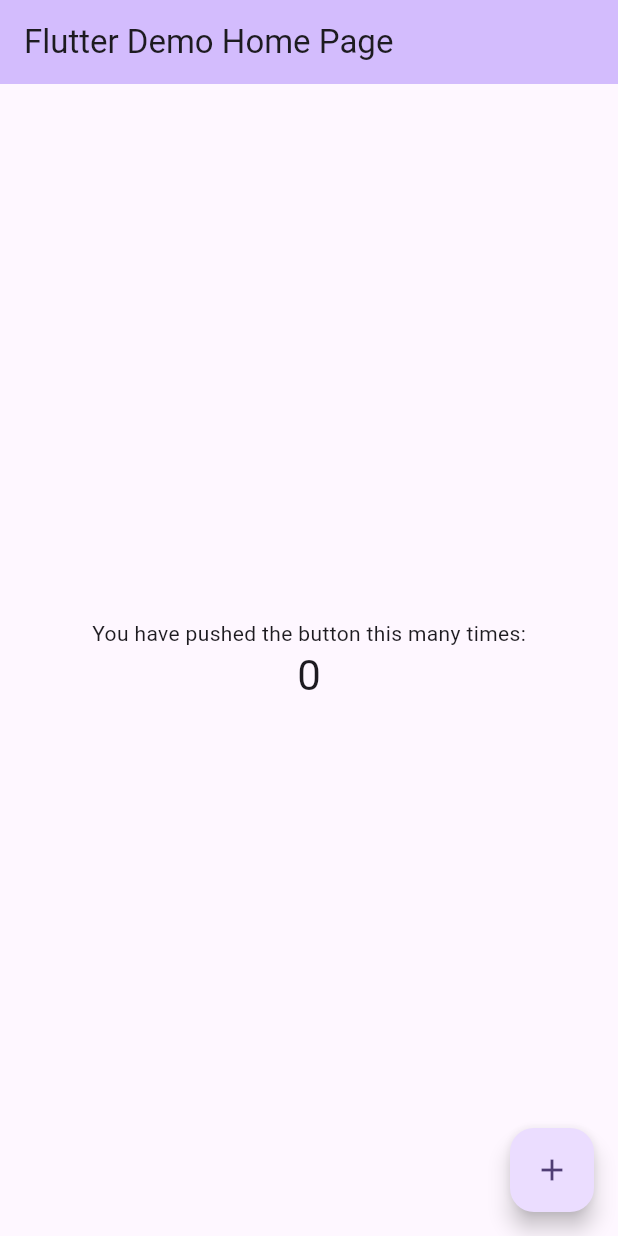
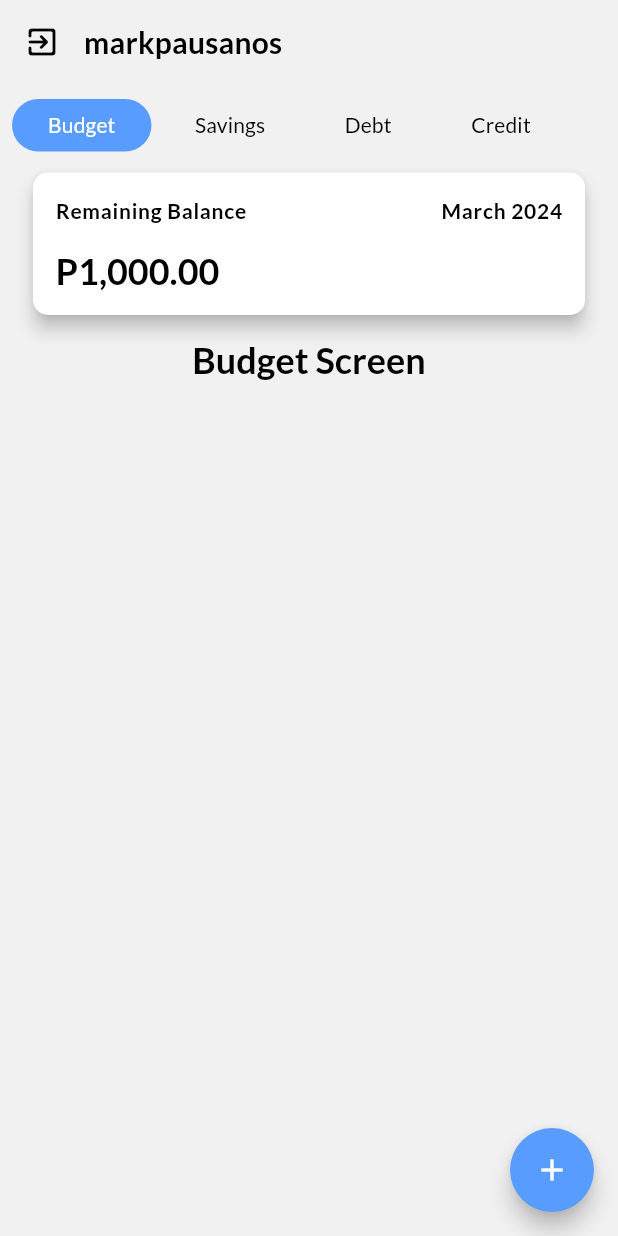
Before and after one commit to markpausanos/MoneyGo, a Flutter app: the screen it shows after launch, on a phone screen of 412 x 824 dp. Run offline on Flutter 3.47's test engine with Material 3 defaults, Android fonts, the light colour scheme and no system bars; our stand-ins replace google_fonts.

Commit message:
Add initial files

```diff
--- a/moneygo/lib/main.dart
+++ b/moneygo/lib/main.dart
@@ -1,125 +1,16 @@
 import 'package:flutter/material.dart';
+import 'package:moneygo/ui/widgets/Themes/app_theme.dart';
+import 'package:moneygo/ui/screens/home.dart';
 
-void main() {
-  runApp(const MyApp());
-}
+void main() => runApp(MyApp());
 
 class MyApp extends StatelessWidget {
-  const MyApp({super.key});
-
-  // This widget is the root of your application.
   @override
   Widget build(BuildContext context) {
     return MaterialApp(
-      title: 'Flutter Demo',
-      theme: ThemeData(
-        // This is the theme of your application.
-        //
-        // TRY THIS: Try running your application with "flutter run". You'll see
-        // the application has a purple toolbar. Then, without quitting the app,
-        // try changing the seedColor in the colorScheme below to Colors.green
-        // and then invoke "hot reload" (save your changes or press the "hot
-        // reload" button in a Flutter-supported IDE, or press "r" if you used
-        // the command line to start the app).
-        //
-        // Notice that the counter didn't reset back to zero; the application
-        // state is not lost during the reload. To reset the state, use hot
-        // restart instead.
-        //
-        // This works for code too, not just values: Most code changes can be
-        // tested with just a hot reload.
-        colorScheme: ColorScheme.fromSeed(seedColor: Colors.deepPurple),
-        useMaterial3: true,
-      ),
-      home: const MyHomePage(title: 'Flutter Demo Home Page'),
+      debugShowCheckedModeBanner: false,
+      home: Home(username: 'markpausanos'),
+      theme: appTheme,
     );
   }
 }
-
-class MyHomePage extends StatefulWidget {
-  const MyHomePage({super.key, required this.title});
-
-  // This widget is the home page of your application. It is stateful, meaning
-  // that it has a State object (defined below) that contains fields that affect
-  // how it looks.
-
-  // This class is the configuration for the state. It holds the values (in this
-  // case the title) provided by the parent (in this case the App widget) and
-  // used by the build method of the State. Fields in a Widget subclass are
-  // always marked "final".
-
-  final String title;
-
-  @override
-  State<MyHomePage> createState() => _MyHomePageState();
-}
-
-class _MyHomePageState extends State<MyHomePage> {
-  int _counter = 0;
-
-  void _incrementCounter() {
-    setState(() {
-      // This call to setState tells the Flutter framework that something has
-      // changed in this State, which causes it to rerun the build method below
-      // so that the display can reflect the updated values. If we changed
-      // _counter without calling setState(), then the build method would not be
-      // called again, and so nothing would appear to happen.
-      _counter++;
-    });
-  }
-
-  @override
-  Widget build(BuildContext context) {
-    // This method is rerun every time setState is called, for instance as done
-    // by the _incrementCounter method above.
-    //
-    // The Flutter framework has been optimized to make rerunning build methods
-    // fast, so that you can just rebuild anything that needs updating rather
-    // than having to individually change instances of widgets.
-    return Scaffold(
-      appBar: AppBar(
-        // TRY THIS: Try changing the color here to a specific color (to
-        // Colors.amber, perhaps?) and trigger a hot reload to see the AppBar
-        // change color while the other colors stay the same.
-        backgroundColor: Theme.of(context).colorScheme.inversePrimary,
-        // Here we take the value from the MyHomePage object that was created by
-        // the App.build method, and use it to set our appbar title.
-        title: Text(widget.title),
-      ),
-      body: Center(
-        // Center is a layout widget. It takes a single child and positions it
-        // in the middle of the parent.
-        child: Column(
-          // Column is also a layout widget. It takes a list of children and
-          // arranges them vertically. By default, it sizes itself to fit its
-          // children horizontally, and tries to be as tall as its parent.
-          //
-          // Column has various properties to control how it sizes itself and
-          // how it positions its children. Here we use mainAxisAlignment to
-          // center the children vertically; the main axis here is the vertical
-          // axis because Columns are vertical (the cross axis would be
-          // horizontal).
-          //
-          // TRY THIS: Invoke "debug painting" (choose the "Toggle Debug Paint"
-          // action in the IDE, or press "p" in the console), to see the
-          // wireframe for each widget.
-          mainAxisAlignment: MainAxisAlignment.center,
-          children: <Widget>[
-            const Text(
-              'You have pushed the button this many times:',
-            ),
-            Text(
-              '$_counter',
-              style: Theme.of(context).textTheme.headlineMedium,
-            ),
-          ],
-        ),
-      ),
-      floatingActionButton: FloatingActionButton(
-        onPressed: _incrementCounter,
-        tooltip: 'Increment',
-        child: const Icon(Icons.add),
-      ), // This trailing comma makes auto-formatting nicer for build methods.
-    );
-  }
-}
--- /dev/null
+++ b/moneygo/lib/ui/mini_screens/budget_screen.dart
@@ -0,0 +1,28 @@
+import 'package:flutter/material.dart';
+import 'package:moneygo/ui/widgets/Cards/remaining_balance_card.dart';
+
+class BudgetScreen extends StatefulWidget {
+  const BudgetScreen({super.key});
+
+  @override
+  State<BudgetScreen> createState() => _BudgetScreenState();
+}
+
+class _BudgetScreenState extends State<BudgetScreen> {
+  @override
+  Widget build(BuildContext context) {
+    return Padding(
+      padding: const EdgeInsets.fromLTRB(10, 0, 10, 0),
+      child: Column(
+        children: [
+          const RemainingBalanceCard(),
+          const SizedBox(height: 10),
+          Text(
+            'Budget Screen',
+            style: Theme.of(context).textTheme.titleLarge,
+          ),
+        ],
+      ),
+    );
+  }
+}
--- /dev/null
+++ b/moneygo/lib/ui/screens/home.dart
@@ -0,0 +1,95 @@
+import 'package:flutter/material.dart';
+import 'package:moneygo/ui/mini_screens/budget_screen.dart';
+import 'package:moneygo/ui/widgets/Buttons/navigation_button.dart';
+import 'package:moneygo/ui/widgets/Cards/base_card.dart';
+import 'package:moneygo/ui/widgets/Cards/remaining_balance_card.dart';
+
+class Home extends StatefulWidget {
+  final String username;
+
+  const Home({super.key, required this.username});
+
+  @override
+  State<Home> createState() => _HomeState();
+}
+
+class _HomeState extends State<Home> {
+  int _selectedIndex = 0;
+
+  void _selectButton(int index) {
+    setState(() {
+      _selectedIndex = index;
+    });
+  }
+
+  Widget _buildNavigationButton(String title, int index) {
+    return Padding(
+      padding: const EdgeInsets.only(right: 5.0),
+      child: NavigationButton(
+        title: title,
+        isSelected: _selectedIndex == index,
+        onPressed: () => _selectButton(index),
+      ),
+    );
+  }
+
+  Widget _getCurrentScreen() {
+    switch (_selectedIndex) {
+      case 0:
+        return BudgetScreen();
+      case 1:
+        return const Text('Savings Screen');
+      case 2:
+        return const Text('Debt Screen');
+      case 3:
+        return const Text('Credit Screen');
+      default:
+        return const Text('Error');
+    }
+  }
+
+  @override
+  Widget build(BuildContext context) {
+    List<String> buttonTitles = ['Budget', 'Savings', 'Debt', 'Credit'];
+
+    return Scaffold(
+        appBar: AppBar(
+          leading: IconButton(
+            icon: const Icon(Icons.exit_to_app_rounded),
+            onPressed: () => print("Hello"), //SystemNavigator.pop,
+          ),
+          title: Text(
+            widget.username,
+            style: Theme.of(context).textTheme.titleMedium,
+          ),
+          titleSpacing: 0,
+          backgroundColor: Theme.of(context).scaffoldBackgroundColor,
+        ),
+        body: Padding(
+          padding: const EdgeInsets.fromLTRB(8.0, 10.0, 8.0, 0),
+          child: Column(
+            children: [
+              SizedBox(
+                height: 35,
+                child: ListView(
+                  scrollDirection: Axis.horizontal,
+                  children: buttonTitles
+                      .map((title) => _buildNavigationButton(
+                          title, buttonTitles.indexOf(title)))
+                      .toList(),
+                ),
+              ),
+              const SizedBox(height: 10),
+              _getCurrentScreen()
+            ],
+          ),
+        ),
+        floatingActionButton: FloatingActionButton(
+          onPressed: () {},
+          backgroundColor: Theme.of(context).colorScheme.primary,
+          shape:
+              RoundedRectangleBorder(borderRadius: BorderRadius.circular(30.0)),
+          child: const Icon(Icons.add),
+        ));
+  }
+}
--- /dev/null
+++ b/moneygo/lib/ui/widgets/Buttons/navigation_button.dart
@@ -0,0 +1,36 @@
+import 'package:flutter/material.dart';
+
+class NavigationButton extends StatelessWidget {
+  final String title;
+  final bool isSelected;
+  final VoidCallback onPressed;
+
+  const NavigationButton({
+    super.key,
+    required this.title,
+    required this.isSelected,
+    required this.onPressed,
+  });
+
+  @override
+  Widget build(BuildContext context) {
+    return ElevatedButton(
+      onPressed: onPressed,
+      style: ButtonStyle(
+        backgroundColor: MaterialStateProperty.all(
+          isSelected
+              ? const Color.fromRGBO(89, 156, 255, 1)
+              : Theme.of(context).scaffoldBackgroundColor,
+        ),
+        shape: MaterialStateProperty.all(
+          RoundedRectangleBorder(borderRadius: BorderRadius.circular(30)),
+        ),
+        elevation: MaterialStateProperty.all(0),
+      ),
+      child: Text(
+        title,
+        style: TextStyle(color: isSelected ? Colors.white : Colors.black),
+      ),
+    );
+  }
+}
--- /dev/null
+++ b/moneygo/lib/ui/widgets/Cards/base_card.dart
@@ -0,0 +1,21 @@
+import 'package:flutter/material.dart';
+
+class BaseCard extends StatelessWidget {
+  final Widget child;
+
+  const BaseCard({super.key, required this.child});
+
+  @override
+  Widget build(BuildContext context) {
+    return Card(
+      shape: RoundedRectangleBorder(borderRadius: BorderRadius.circular(10)),
+      color: Theme.of(context).cardColor,
+      elevation: 5,
+      child: Container(
+        padding: const EdgeInsets.all(15),
+        alignment: Alignment.topLeft,
+        child: child,
+      ),
+    );
+  }
+}
--- /dev/null
+++ b/moneygo/lib/ui/widgets/Cards/remaining_balance_card.dart
@@ -0,0 +1,58 @@
+import 'package:flutter/material.dart';
+import 'package:moneygo/ui/widgets/Cards/base_card.dart';
+
+class RemainingBalanceCard extends StatefulWidget {
+  const RemainingBalanceCard({super.key});
+
+  @override
+  State<RemainingBalanceCard> createState() => _RemainingBalanceCardState();
+}
+
+class _RemainingBalanceCardState extends State<RemainingBalanceCard> {
+  List<String> months = [
+    'January',
+    'February',
+    'March',
+    'April',
+    'May',
+    'June',
+    'July',
+    'August',
+    'September',
+    'October',
+    'November',
+    'December'
+  ];
+
+  @override
+  Widget build(BuildContext context) {
+    return BaseCard(
+      child: Column(
+        crossAxisAlignment: CrossAxisAlignment.start,
+        children: [
+          Row(
+            mainAxisAlignment: MainAxisAlignment.spaceBetween,
+            children: [
+              Text(
+                'Remaining Balance',
+                textAlign: TextAlign.left,
+                style: Theme.of(context).textTheme.labelSmall,
+              ),
+              Text(
+                // in the format of MM/YYYY month name Example February 2024
+                '${months[DateTime.now().month - 1]} ${DateTime.now().year}',
+                textAlign: TextAlign.right,
+                style: Theme.of(context).textTheme.labelSmall,
+              ),
+            ],
+          ),
+          const SizedBox(height: 15),
+          Text(
+            'P1,000.00',
+            style: Theme.of(context).textTheme.titleLarge,
+          ),
+        ],
+      ),
+    );
+  }
+}
--- /dev/null
+++ b/moneygo/lib/ui/widgets/Themes/app_theme.dart
@@ -0,0 +1,21 @@
+import 'package:flutter/material.dart';
+import 'package:flutter/widgets.dart';
+import 'package:google_fonts/google_fonts.dart';
+
+final ThemeData appTheme = ThemeData(
+    colorScheme: const ColorScheme.light(
+      primary: Color.fromRGBO(89, 156, 255, 1),
+      secondary: Color.fromRGBO(255, 89, 89, 1),
+    ),
+    scaffoldBackgroundColor: const Color.fromRGBO(241, 241, 241, 1),
+    fontFamily: GoogleFonts.lato().fontFamily,
+    visualDensity: VisualDensity.adaptivePlatformDensity,
+
+    cardColor: const Color.fromRGBO(254, 254, 254, 1),
+
+    textTheme: const TextTheme(
+      titleLarge: TextStyle(fontSize: 24, fontWeight: FontWeight.bold),
+      titleMedium: TextStyle(fontSize: 20, fontWeight: FontWeight.bold),
+      titleSmall: TextStyle(fontSize: 18, fontWeight: FontWeight.bold),
+      labelSmall: TextStyle(fontSize: 14, fontWeight: FontWeight.w600),
+    ));
```
Also changed, not shown: moneygo/pubspec.yaml (+4 -4 lines), moneygo/pubspec.lock, 2 other files.
